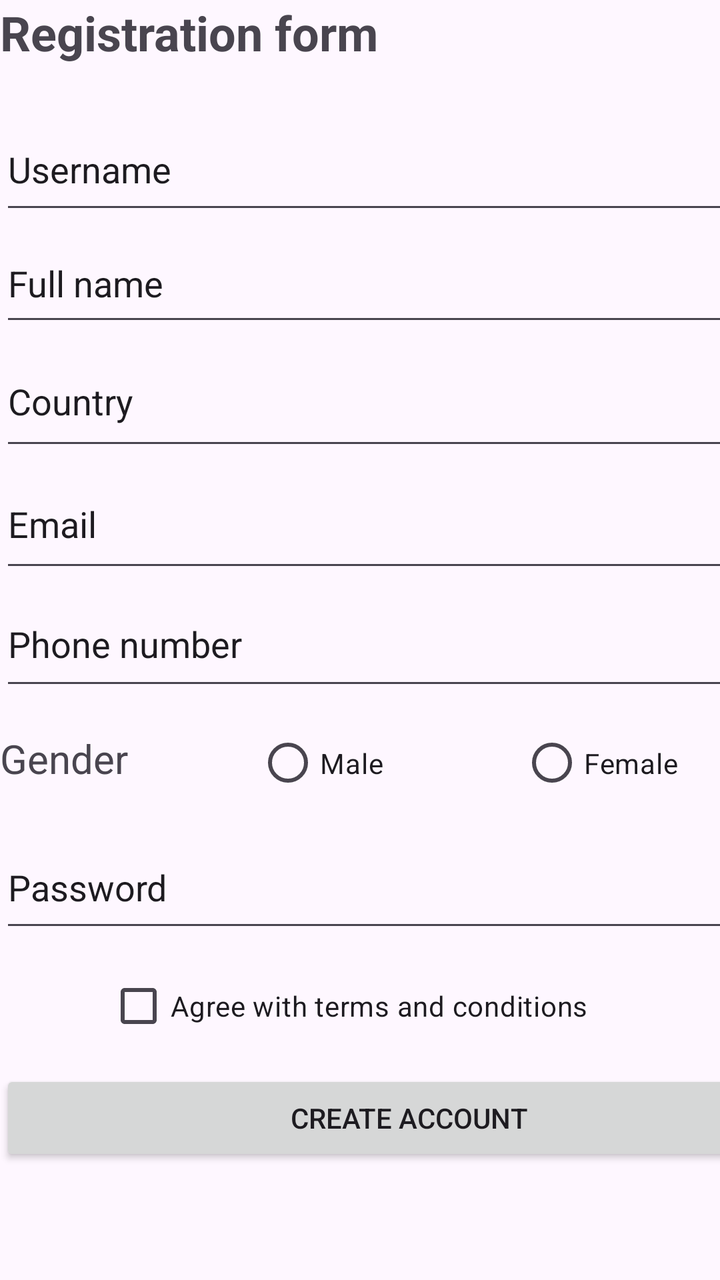
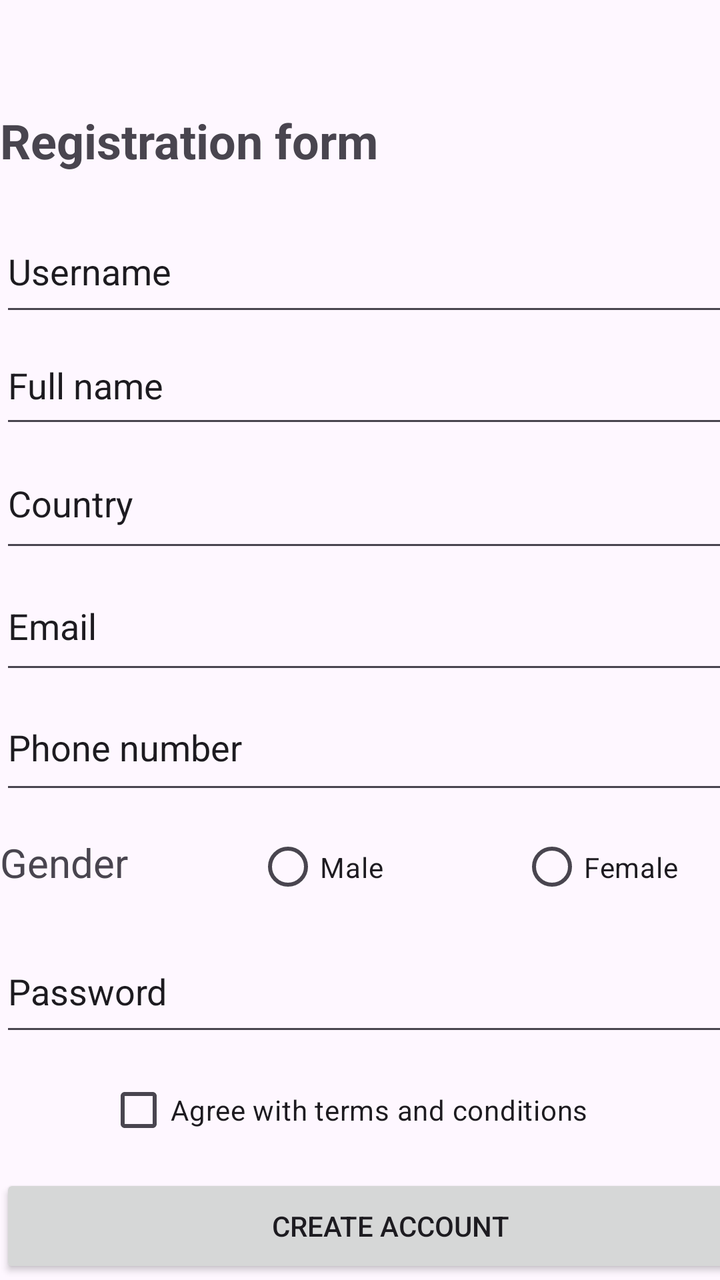

Screens rendered from an Android XML layout before and after an edit, with the pre-edit source and the edit as a unified diff.
<!-- AndroidManifest.xml: application theme Theme.IzdelavaRegistracijskegaObrazcaVAndroidStudito -->
<!-- res/layout/activity_main.xml -->
<?xml version="1.0" encoding="utf-8"?>
<androidx.constraintlayout.widget.ConstraintLayout xmlns:android="http://schemas.android.com/apk/res/android"
    xmlns:app="http://schemas.android.com/apk/res-auto"
    xmlns:tools="http://schemas.android.com/tools"
    android:id="@+id/main"
    android:layout_width="match_parent"
    android:layout_height="match_parent"
    tools:context=".MainActivity">

    <ScrollView
        android:layout_width="409dp"
        android:layout_height="729dp"
        tools:layout_editor_absoluteX="1dp"
        tools:layout_editor_absoluteY="1dp">

        <LinearLayout
            android:layout_width="match_parent"
            android:layout_height="wrap_content"
            android:orientation="vertical">

            <TextView
                android:id="@+id/textView3"
                android:layout_width="match_parent"
                android:layout_height="54dp"
                android:text="@string/naslov"
                android:textSize="24sp" />

            <EditText
                android:id="@+id/editTextText9"
                android:layout_width="match_parent"
                android:layout_height="58dp"
                android:ems="10"
                android:inputType="text"
                android:text="@string/name" />

            <EditText
                android:id="@+id/editTextText10"
                android:layout_width="match_parent"
                android:layout_height="56dp"
                android:ems="10"
                android:inputType="text"
                android:text="@string/fullname" />

            <EditText
                android:id="@+id/editTextText11"
                android:layout_width="match_parent"
                android:layout_height="62dp"
                android:ems="10"
                android:inputType="text"
                android:text="@string/country" />

            <EditText
                android:id="@+id/editTextText12"
                android:layout_width="match_parent"
                android:layout_height="61dp"
                android:ems="10"
                android:inputType="text"
                android:text="@string/email" />

            <EditText
                android:id="@+id/editTextText13"
                android:layout_width="match_parent"
                android:layout_height="59dp"
                android:ems="10"
                android:inputType="text"
                android:text="@string/phone" />

            <RadioGroup
                android:layout_width="match_parent"
                android:layout_height="match_parent"
                android:orientation="horizontal">

                <TextView
                    android:id="@+id/textView"
                    android:layout_width="94dp"
                    android:layout_height="42dp"
                    android:layout_weight="1"
                    android:text="@string/gender"
                    android:textSize="20sp" />

                <RadioButton
                    android:id="@+id/radioButton3"
                    android:layout_width="132dp"
                    android:layout_height="63dp"
                    android:text="@string/male" />

                <RadioButton
                    android:id="@+id/radioButton4"
                    android:layout_width="149dp"
                    android:layout_height="63dp"
                    android:text="@string/female" />

            </RadioGroup>

            <EditText
                android:id="@+id/editTextText14"
                android:layout_width="match_parent"
                android:layout_height="58dp"
                android:ems="10"
                android:inputType="text"
                android:text="@string/pass" />

            <CheckBox
                android:id="@+id/checkBox"
                android:layout_width="302dp"
                android:layout_height="64dp"
                android:layout_gravity="center_horizontal"
                android:text="@string/check" />

            <Button
                android:id="@+id/button"
                android:layout_width="match_parent"
                android:layout_height="wrap_content"
                android:text="@string/gumb" />
        </LinearLayout>
    </ScrollView>
</androidx.constraintlayout.widget.ConstraintLayout>
<!-- resources referenced by this layout -->
<resources>
  <string name="check">Agree with terms and conditions</string>
  <string name="country">Country</string>
  <string name="email">Email</string>
  <string name="female">Female</string>
  <string name="fullname">Full name</string>
  <string name="gender">Gender</string>
  <string name="gumb">Create account</string>
  <string name="male">Male</string>
  <string name="name">Username</string>
  <string name="naslov"><b>Registration form</b></string>
  <string name="pass">Password</string>
  <string name="phone">Phone number</string>
  <style name="Theme.IzdelavaRegistracijskegaObrazcaVAndroidStudito" parent="Base.Theme.IzdelavaRegistracijskegaObrazcaVAndroidStudito" />
  <style name="Base.Theme.IzdelavaRegistracijskegaObrazcaVAndroidStudito" parent="Theme.Material3.DayNight.NoActionBar">
          
          
      </style>
</resources>

<!-- the commit's change to res/layout/activity_main.xml (unified diff, before → after) -->
@@ -19,9 +19,14 @@
             android:orientation="vertical">
 
             <TextView
+                android:id="@+id/textView2"
+                android:layout_width="match_parent"
+                android:layout_height="54dp" />
+
+            <TextView
                 android:id="@+id/textView3"
                 android:layout_width="match_parent"
-                android:layout_height="54dp"
+                android:layout_height="51dp"
                 android:text="@string/naslov"
                 android:textSize="24sp" />
 
@@ -60,12 +65,13 @@
             <EditText
                 android:id="@+id/editTextText13"
                 android:layout_width="match_parent"
-                android:layout_height="59dp"
+                android:layout_height="60dp"
                 android:ems="10"
                 android:inputType="text"
                 android:text="@string/phone" />
 
             <RadioGroup
+                android:id="@+id/radiogroup"
                 android:layout_width="match_parent"
                 android:layout_height="match_parent"
                 android:orientation="horizontal">
@@ -109,8 +115,8 @@
 
             <Button
                 android:id="@+id/button"
-                android:layout_width="match_parent"
-                android:layout_height="wrap_content"
+                android:layout_width="390dp"
+                android:layout_height="52dp"
                 android:text="@string/gumb" />
         </LinearLayout>
     </ScrollView>
